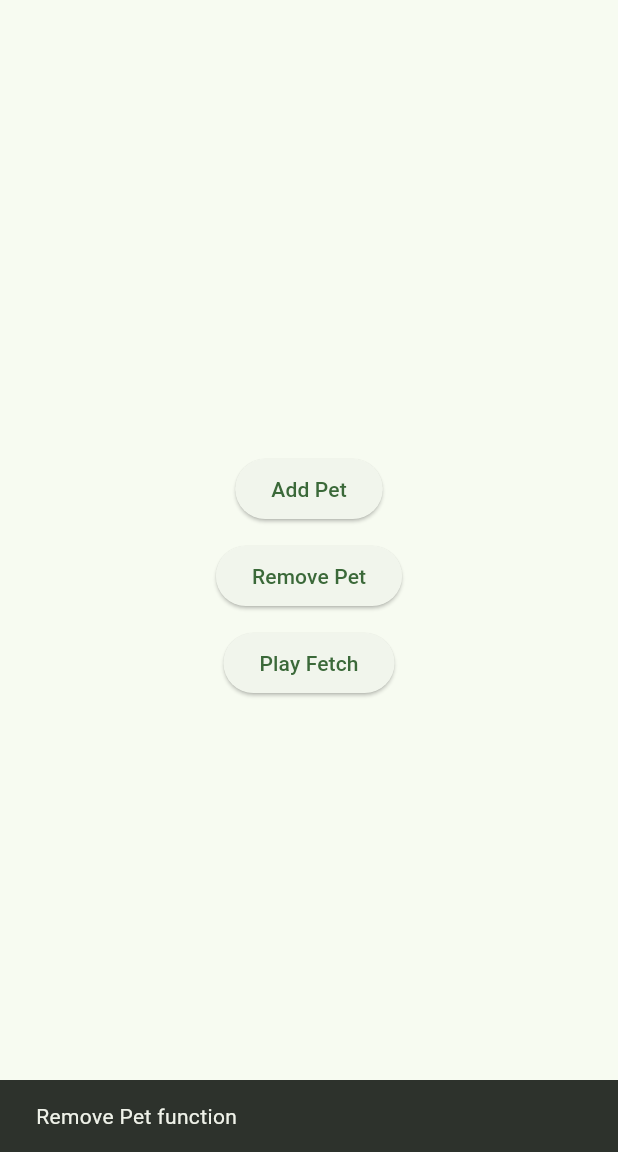
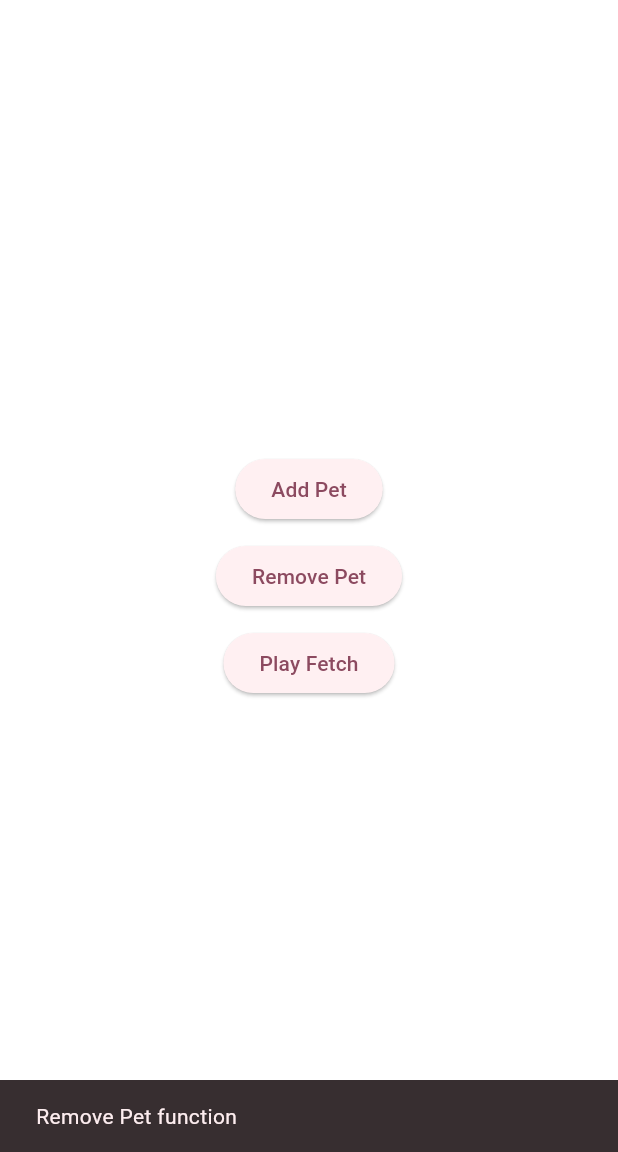
Before and after one commit to escalj2/puter_pet, a Flutter app: the screen it shows after launch, after a tap on "Remove Pet", on a phone screen of 412 x 824 dp, the part 84-1236 px from its top. Run offline on Flutter 3.47's test engine with Material 3 defaults, Android fonts, the phone set to English and light mode, and no system bars; missing offline and left inert: window_manager.

Commit message:
Made background transparent

```diff
--- a/lib/main.dart
+++ b/lib/main.dart
@@ -1,31 +1,26 @@
 import 'package:flutter/material.dart';
 import 'package:window_manager/window_manager.dart';
 
+
 // The main function is the entry point of the application.
 void main() async {
-  // Ensures that Flutter is properly initialized before running the app.
+
   WidgetsFlutterBinding.ensureInitialized();
+  // Must add this line.
+  await windowManager.ensureInitialized();
+  WindowOptions windowOptions = const WindowOptions(
+    //fullScreen: true,
+    size: Size(400,300),
+    center: true,
+    backgroundColor: Colors.transparent,
+    skipTaskbar: false,
+    titleBarStyle: TitleBarStyle.hidden,
 
-  // Ensures that the window manager is initialized. This is required for managing window properties.
-  await windowManager.ensureInitialized();
-
-  // Configures the window options such as size and appearance.
-  WindowOptions windowOptions = const WindowOptions(
-    size: Size(400, 300), // Sets the window size to 400x300 pixels.
-    center: true, // Centers the window on the screen.
-    backgroundColor:
-        Colors.transparent, // Makes the window background transparent.
-    skipTaskbar: false, // Ensures the window appears in the taskbar.
-    titleBarStyle: TitleBarStyle.hidden, // Hides the title bar.
   );
-
-  // Waits until the window is ready to show, then displays and focuses it.
   windowManager.waitUntilReadyToShow(windowOptions, () async {
-    await windowManager.show(); // Displays the window.
-    await windowManager.focus(); // Brings the window into focus.
+    await windowManager.show();
+    await windowManager.focus();
   });
-
-  // Runs the application with the PuterPetsApp widget as the root.
   runApp(const PuterPetsApp());
 }
 
@@ -36,74 +31,72 @@ class PuterPetsApp extends StatelessWidget {
   @override
   Widget build(BuildContext context) {
     return MaterialApp(
-      title: 'PuterPets', // The title of the application.
+      title: 'PuterPets', // The title of the app
       theme: ThemeData(
         colorScheme: ColorScheme.fromSeed(
-            seedColor: Colors.green), // Sets the color scheme of the app.
-        useMaterial3: true, // Enables Material Design 3.
+            seedColor: Colors.transparent), // Sets a theme color scheme
+        useMaterial3: true, // Uses Material Design 3
       ),
-      home: const MainMenu(), // Sets the initial screen to the MainMenu widget.
+      home: const MainMenu(), // Sets the initial screen to MainMenu
     );
   }
 }
 
-// This widget represents the main menu screen, which contains buttons.
+// This is the main menu screen, which contains three buttons.
 class MainMenu extends StatelessWidget {
   const MainMenu({super.key});
 
   @override
   Widget build(BuildContext context) {
     return Scaffold(
+      backgroundColor: Colors.transparent,
       appBar: AppBar(
-        title:
-            const Text('PuterPets Menu'), // The title displayed on the app bar.
+        title: const Text('PuterPets Menu'), // The title of the app bar
       ),
       body: Center(
         child: SizedBox(
-          width: 200, // Limits the width of the button container to 200 pixels.
+          width: 200, // Limits the width of the buttons container to 200 pixels
           child: Column(
             mainAxisSize: MainAxisSize
-                .min, // Makes the column take up minimal vertical space.
+                .min, // Makes the column take up minimal space vertically
             children: [
-              // Button to add a pet.
+              // The "Add Pet" button
               ElevatedButton(
                 onPressed: () {
-                  // Navigates to the PetSelectionScreen when pressed.
+                  // Navigates to the PetSelectionScreen when pressed
                   Navigator.push(
                     context,
                     MaterialPageRoute(
                         builder: (context) => const PetSelectionScreen()),
                   );
                 },
-                child: const Text('Add Pet'), // Text displayed on the button.
+                child: const Text('Add Pet'),
               ),
               const SizedBox(
-                  height: 10), // Adds vertical space between buttons.
+                  height: 10), // Adds some vertical space between buttons
 
-              // Button to remove a pet (currently a placeholder).
+              // The "Remove Pet" button
               ElevatedButton(
                 onPressed: () {
-                  // Shows a SnackBar with a message when pressed.
+                  // Placeholder function for removing a pet
                   ScaffoldMessenger.of(context).showSnackBar(
                     const SnackBar(content: Text('Remove Pet function')),
                   );
                 },
-                child:
-                    const Text('Remove Pet'), // Text displayed on the button.
+                child: const Text('Remove Pet'),
               ),
               const SizedBox(
-                  height: 10), // Adds vertical space between buttons.
+                  height: 10), // Adds some vertical space between buttons
 
-              // Button to play fetch with a pet (currently a placeholder).
+              // The "Play Fetch" button
               ElevatedButton(
                 onPressed: () {
-                  // Shows a SnackBar with a message when pressed.
+                  // Placeholder function for playing with a pet
                   ScaffoldMessenger.of(context).showSnackBar(
                     const SnackBar(content: Text('Play Fetch function')),
                   );
                 },
-                child:
-                    const Text('Play Fetch'), // Text displayed on the button.
+                child: const Text('Play Fetch'),
               ),
             ],
           ),
@@ -113,7 +106,7 @@ class MainMenu extends StatelessWidget {
   }
 }
 
-// Model class that defines a pet with a name and an image path.
+// The Pet model class that defines a pet with a name and an image path.
 class Pet {
   final String name;
   final String imagePath;
@@ -121,13 +114,13 @@ class Pet {
   Pet({required this.name, required this.imagePath});
 }
 
-// Screen where the user selects a pet.
+// The screen where the user selects a pet.
 class PetSelectionScreen extends StatelessWidget {
   const PetSelectionScreen({super.key});
 
   @override
   Widget build(BuildContext context) {
-    // List of pets to display with their names and image paths.
+    // List of pets to display
     final List<Pet> pets = [
       Pet(name: 'Dog', imagePath: 'assets/dog.png'),
       Pet(name: 'Cat', imagePath: 'assets/cat.png'),
@@ -136,23 +129,22 @@ class PetSelectionScreen extends StatelessWidget {
 
     return Scaffold(
       appBar: AppBar(
-        title: const Text(
-            'Select Your Pet'), // The title displayed on the app bar.
+        title: const Text('Select Your Pet'), // The title of the app bar
       ),
-      // A grid view to display the list of pets.
+      // A grid view to display the pets
       body: GridView.builder(
-        padding: const EdgeInsets.all(10), // Adds padding around the grid view.
+        padding: const EdgeInsets.all(10),
         gridDelegate: const SliverGridDelegateWithFixedCrossAxisCount(
-          crossAxisCount: 2, // Number of columns in the grid.
-          mainAxisSpacing: 10, // Vertical spacing between grid items.
-          crossAxisSpacing: 10, // Horizontal spacing between grid items.
+          crossAxisCount: 2, // Number of columns in the grid
+          mainAxisSpacing: 10, // Vertical spacing between items
+          crossAxisSpacing: 10, // Horizontal spacing between items
         ),
-        itemCount: pets.length, // Number of items in the list.
+        itemCount: pets.length, // The number of items in the list
         itemBuilder: (context, index) {
-          final pet = pets[index]; // Gets the pet at the current index.
+          final pet = pets[index];
           return GestureDetector(
             onTap: () {
-              // Navigates to the PetInteractionScreen when a pet is tapped.
+              // When a pet is tapped, navigate to the PetInteractionScreen
               Navigator.push(
                 context,
                 MaterialPageRoute(
@@ -164,21 +156,21 @@ class PetSelectionScreen extends StatelessWidget {
               decoration: BoxDecoration(
                 border: Border.all(
                     color: Colors.grey,
-                    width: 3), // Adds a border around each pet.
+                    width: 3), // Adds a border around each pet
                 borderRadius: BorderRadius.circular(
-                    10), // Rounds the corners of the border.
+                    10), // Rounds the corners of the border
               ),
               child: Column(
                 mainAxisAlignment:
-                    MainAxisAlignment.center, // Centers content vertically.
+                    MainAxisAlignment.center, // Centers the content vertically
                 children: [
                   Image.asset(pet.imagePath,
-                      width: 80, height: 80), // Displays the pet image.
+                      width: 80, height: 80), // Displays the pet image
                   const SizedBox(
-                      height: 10), // Adds space between the image and text.
+                      height: 10), // Adds some space between the image and text
                   Text(pet.name,
                       style: const TextStyle(
-                          fontSize: 16)), // Displays the pet's name.
+                          fontSize: 16)), // Displays the pet name
                 ],
               ),
             ),
@@ -189,7 +181,7 @@ class PetSelectionScreen extends StatelessWidget {
   }
 }
 
-// Screen where the user interacts with the selected pet.
+// The screen where the user interacts with the selected pet.
 class PetInteractionScreen extends StatelessWidget {
   final Pet pet;
 
@@ -200,26 +192,26 @@ class PetInteractionScreen extends StatelessWidget {
     return Scaffold(
       appBar: AppBar(
         title: Text(
-            'Play with ${pet.name}'), // The title includes the selected pet's name.
+            'Play with ${pet.name}'), // The title of the app bar includes the pet's name
       ),
       body: Center(
         child: GestureDetector(
           onTap: () {
-            // Shows a SnackBar with a message when the pet image is tapped.
+            // When the pet image is tapped, show a SnackBar with a message
             ScaffoldMessenger.of(context).showSnackBar(
               SnackBar(content: Text('You played with ${pet.name}!')),
             );
           },
           child: Column(
             mainAxisAlignment:
-                MainAxisAlignment.center, // Centers content vertically.
+                MainAxisAlignment.center, // Centers the content vertically
             children: [
               Image.asset(pet.imagePath,
-                  width: 150, height: 150), // Displays the pet image.
+                  width: 150, height: 150), // Displays the pet image
               const SizedBox(
-                  height: 20), // Adds space between the image and text.
+                  height: 20), // Adds some space between the image and text
               Text(
-                'Tap to play with ${pet.name}', // Instruction message.
+                'Tap to play with ${pet.name}', // Displays an instruction message
                 style: const TextStyle(fontSize: 20),
               ),
             ],
```
Also changed, not shown: pubspec.lock, 3 other files.
